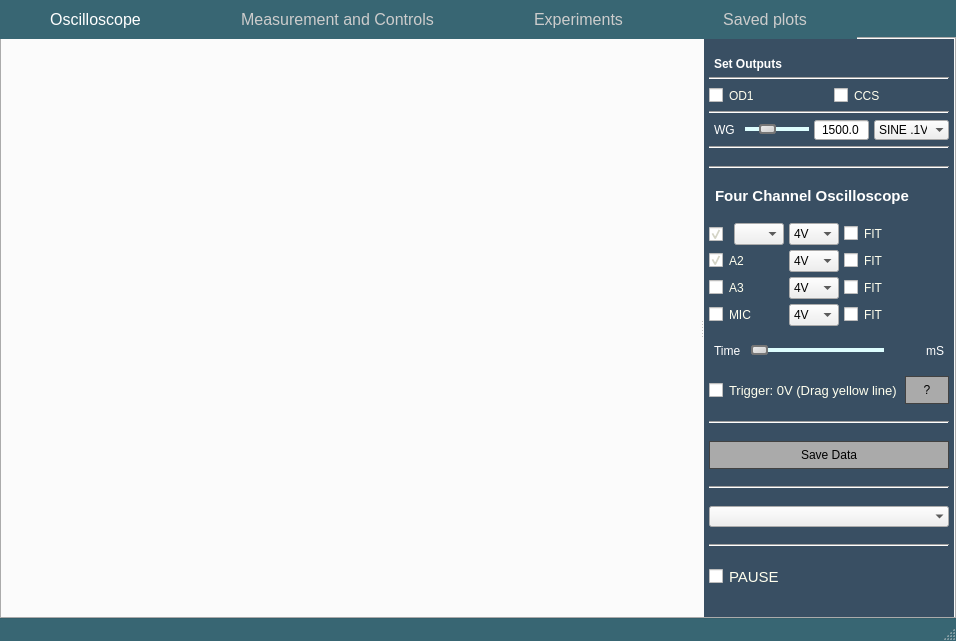
First picture: the form in templates/layout.ui, repository csparkresearch/ExpEYES17-Qt, before the edit.
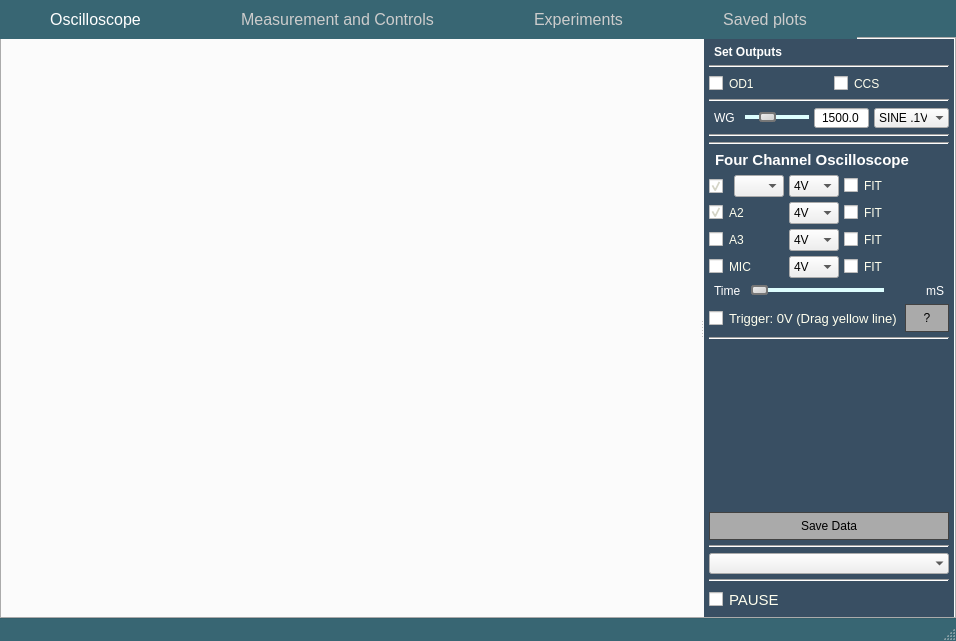
Second picture: the form after the edit. Icons and pictures are not drawn.

Commit message: infiniteLine moved to expeyesWidgets.py . Speed improvement via repositioning instead of redrawing axis labels

The edit to the form file:
```diff
--- a/templates/layout.ui
+++ b/templates/layout.ui
@@ -851,6 +851,19 @@
               </property>
              </widget>
             </item>
+            <item>
+             <spacer name="verticalSpacer">
+              <property name="orientation">
+               <enum>Qt::Vertical</enum>
+              </property>
+              <property name="sizeHint" stdset="0">
+               <size>
+                <width>20</width>
+                <height>40</height>
+               </size>
+              </property>
+             </spacer>
+            </item>
             <item>
              <widget class="QPushButton" name="pushButton_6">
               <property name="text">
```
The commit also changes 7 other files.
